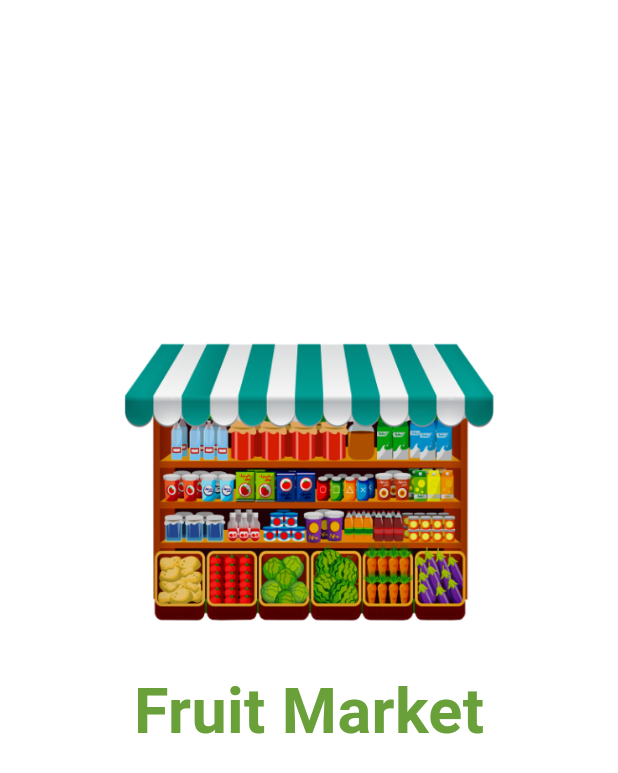
After one commit to KarimaMahmoud626/fruits_market_app, a Flutter app: the LoginView screen opened directly, on a phone screen of 412 x 824 dp. The commit adds this screen. Shown: the top 773 px of the screen. Run offline on Flutter 3.47's test engine with Material 3 defaults, Android fonts, the phone set to English and light mode, and no system bars; our stand-ins replace dots_indicator, get.

Commit message:
add logo and text to login view

```diff
--- a/lib/core/constants.dart
+++ b/lib/core/constants.dart
@@ -1,3 +1,4 @@
 import 'package:flutter/material.dart';
 
 const kMainColor = Color(0xFF69A03A);
+const kLogoImage = 'assets/images/logo.png';
--- a/lib/features/auth_feature/presentation/login_view.dart
+++ b/lib/features/auth_feature/presentation/pages/compelete_info/widgets/compelete_information_view_body.dart
@@ -1,7 +1,7 @@
 import 'package:flutter/material.dart';
 
-class LoginView extends StatelessWidget {
-  const LoginView({super.key});
+class CompeleteInformationViewBody extends StatelessWidget {
+  const CompeleteInformationViewBody({super.key});
 
   @override
   Widget build(BuildContext context) {
--- /dev/null
+++ b/lib/features/auth_feature/presentation/pages/login/login_view.dart
@@ -0,0 +1,11 @@
+import 'package:flutter/material.dart';
+import 'package:fruits_market/features/auth_feature/presentation/pages/login/widgets/login_view_body.dart';
+
+class LoginView extends StatelessWidget {
+  const LoginView({super.key});
+
+  @override
+  Widget build(BuildContext context) {
+    return Scaffold(backgroundColor: Colors.white, body: LoginViewBody());
+  }
+}
--- /dev/null
+++ b/lib/features/auth_feature/presentation/pages/login/widgets/login_view_body.dart
@@ -0,0 +1,32 @@
+import 'package:flutter/material.dart';
+import 'package:fruits_market/core/constants.dart';
+import 'package:fruits_market/core/utils/size_config.dart';
+import 'package:fruits_market/core/widgets/space_widget.dart';
+
+class LoginViewBody extends StatelessWidget {
+  const LoginViewBody({super.key});
+
+  @override
+  Widget build(BuildContext context) {
+    return Column(
+      children: [
+        VerticalSpace(20),
+        Center(
+          child: SizedBox(
+            height: SizeConfig.defaultSize! * 25,
+            width: SizeConfig.defaultSize! * 25,
+            child: Image.asset(kLogoImage),
+          ),
+        ),
+        Text(
+          'Fruit Market',
+          style: TextStyle(
+            fontSize: 42,
+            color: kMainColor,
+            fontWeight: FontWeight.bold,
+          ),
+        ),
+      ],
+    );
+  }
+}
```
Also changed, not shown: lib/core/widgets/custom_buttons.dart (+6 -2 lines), lib/features/auth_feature/presentation/pages/compelete_info/compelete_information_view.dart (added, +11 -0 lines), lib/features/onBoarding/presentation/widgets/on_boarding_body.dart (+17 -0 lines), lib/features/onBoarding/presentation/widgets/page_view_item.dart (+0 -12 lines), assets/images/logo.png (added).
